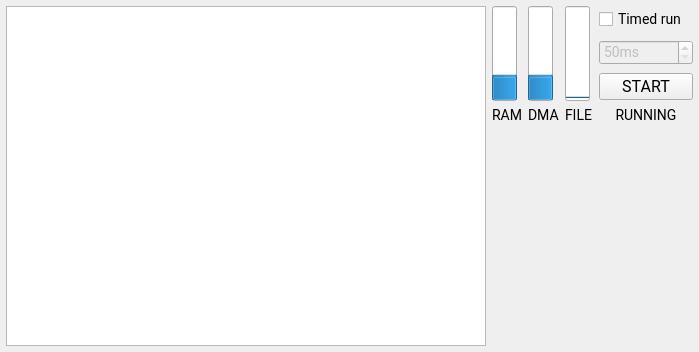
Old version of the form PrimaryControls.ui in the repository sevenreek/qtadqscope.
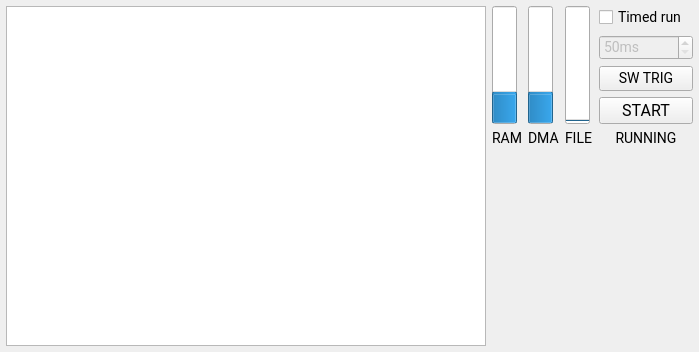
New version of the form.

```diff
--- a/PrimaryControls.ui
+++ b/PrimaryControls.ui
@@ -53,7 +53,27 @@
    </item>
    <item>
     <layout class="QGridLayout" name="gridLayout">
-     <item row="2" column="3">
+     <item row="0" column="3">
+      <widget class="QCheckBox" name="timedRunCheckbox">
+       <property name="text">
+        <string>Timed run</string>
+       </property>
+      </widget>
+     </item>
+     <item row="0" column="0" rowspan="4">
+      <widget class="QProgressBar" name="RAMFillStatus">
+       <property name="maximum">
+        <number>100</number>
+       </property>
+       <property name="value">
+        <number>24</number>
+       </property>
+       <property name="orientation">
+        <enum>Qt::Vertical</enum>
+       </property>
+      </widget>
+     </item>
+     <item row="3" column="3">
       <widget class="QPushButton" name="streamStartStopButton">
        <property name="font">
         <font>
@@ -69,6 +89,22 @@
        </property>
       </widget>
      </item>
+     <item row="4" column="3">
+      <widget class="QLabel" name="streamStatusLabel">
+       <property name="font">
+        <font>
+         <family>Roboto</family>
+         <pointsize>-1</pointsize>
+        </font>
+       </property>
+       <property name="text">
+        <string>RUNNING</string>
+       </property>
+       <property name="alignment">
+        <set>Qt::AlignHCenter|Qt::AlignTop</set>
+       </property>
+      </widget>
+     </item>
      <item row="1" column="3">
       <widget class="QSpinBox" name="timedRunValue">
        <property name="enabled">
@@ -88,14 +124,30 @@
        </property>
       </widget>
      </item>
-     <item row="0" column="3">
-      <widget class="QCheckBox" name="timedRunCheckbox">
+     <item row="4" column="0">
+      <widget class="QLabel" name="label_13">
        <property name="text">
-        <string>Timed run</string>
+        <string>RAM</string>
        </property>
+       <property name="alignment">
+        <set>Qt::AlignLeading|Qt::AlignLeft|Qt::AlignTop</set>
+       </property>
       </widget>
      </item>
-     <item row="3" column="2">
+     <item row="0" column="1" rowspan="4">
+      <widget class="QProgressBar" name="dmaUsage">
+       <property name="value">
+        <number>24</number>
+       </property>
+       <property name="orientation">
+        <enum>Qt::Vertical</enum>
+       </property>
+       <property name="textDirection">
+        <enum>QProgressBar::TopToBottom</enum>
+       </property>
+      </widget>
+     </item>
+     <item row="4" column="2">
       <widget class="QLabel" name="label_15">
        <property name="text">
         <string>FILE</string>
@@ -105,7 +157,7 @@
        </property>
       </widget>
      </item>
-     <item row="3" column="1">
+     <item row="4" column="1">
       <widget class="QLabel" name="label_14">
        <property name="text">
         <string>DMA</string>
@@ -115,33 +167,7 @@
        </property>
       </widget>
      </item>
-     <item row="3" column="0">
-      <widget class="QLabel" name="label_13">
-       <property name="text">
-        <string>RAM</string>
-       </property>
-       <property name="alignment">
-        <set>Qt::AlignLeading|Qt::AlignLeft|Qt::AlignTop</set>
-       </property>
-      </widget>
-     </item>
-     <item row="3" column="3">
-      <widget class="QLabel" name="streamStatusLabel">
-       <property name="font">
-        <font>
-         <family>Roboto</family>
-         <pointsize>-1</pointsize>
-        </font>
-       </property>
-       <property name="text">
-        <string>RUNNING</string>
-       </property>
-       <property name="alignment">
-        <set>Qt::AlignHCenter|Qt::AlignTop</set>
-       </property>
-      </widget>
-     </item>
-     <item row="0" column="2" rowspan="3">
+     <item row="0" column="2" rowspan="4">
       <widget class="QProgressBar" name="FileFillStatus">
        <property name="maximum">
         <number>100</number>
@@ -154,29 +180,10 @@
        </property>
       </widget>
      </item>
-     <item row="0" column="1" rowspan="3">
-      <widget class="QProgressBar" name="dmaUsage">
-       <property name="value">
-        <number>24</number>
-       </property>
-       <property name="orientation">
-        <enum>Qt::Vertical</enum>
-       </property>
-       <property name="textDirection">
-        <enum>QProgressBar::TopToBottom</enum>
-       </property>
-      </widget>
-     </item>
-     <item row="0" column="0" rowspan="3">
-      <widget class="QProgressBar" name="RAMFillStatus">
-       <property name="maximum">
-        <number>100</number>
-       </property>
-       <property name="value">
-        <number>24</number>
-       </property>
-       <property name="orientation">
-        <enum>Qt::Vertical</enum>
+     <item row="2" column="3">
+      <widget class="QPushButton" name="swTrig">
+       <property name="text">
+        <string>SW TRIG</string>
        </property>
       </widget>
      </item>
```
